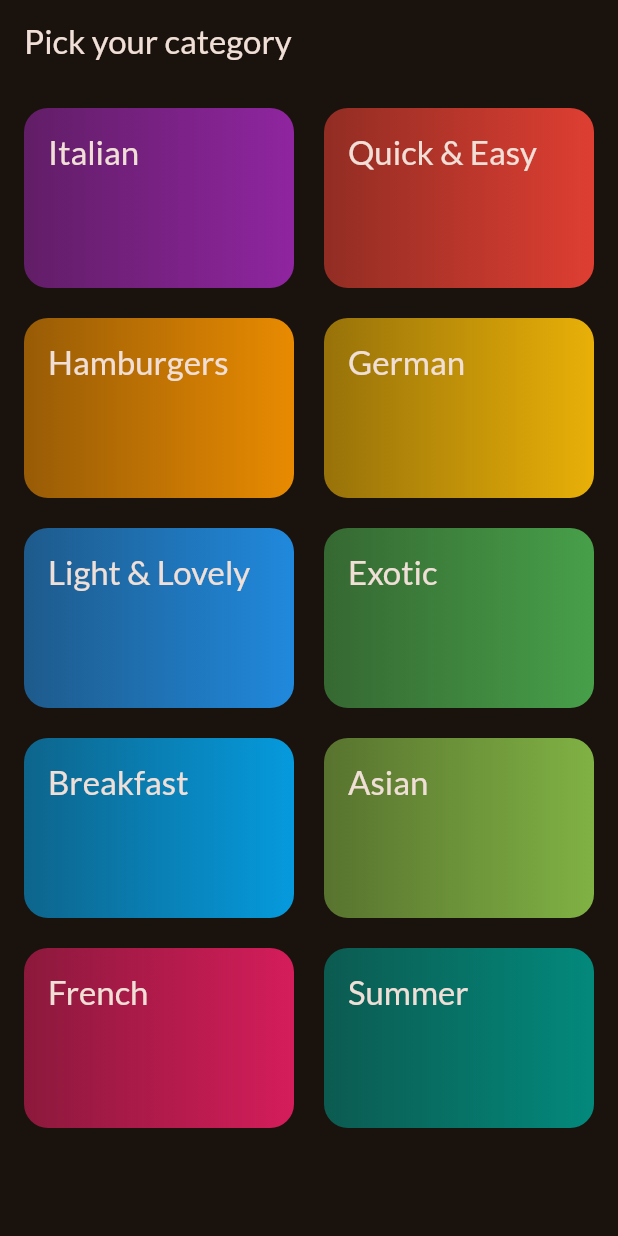
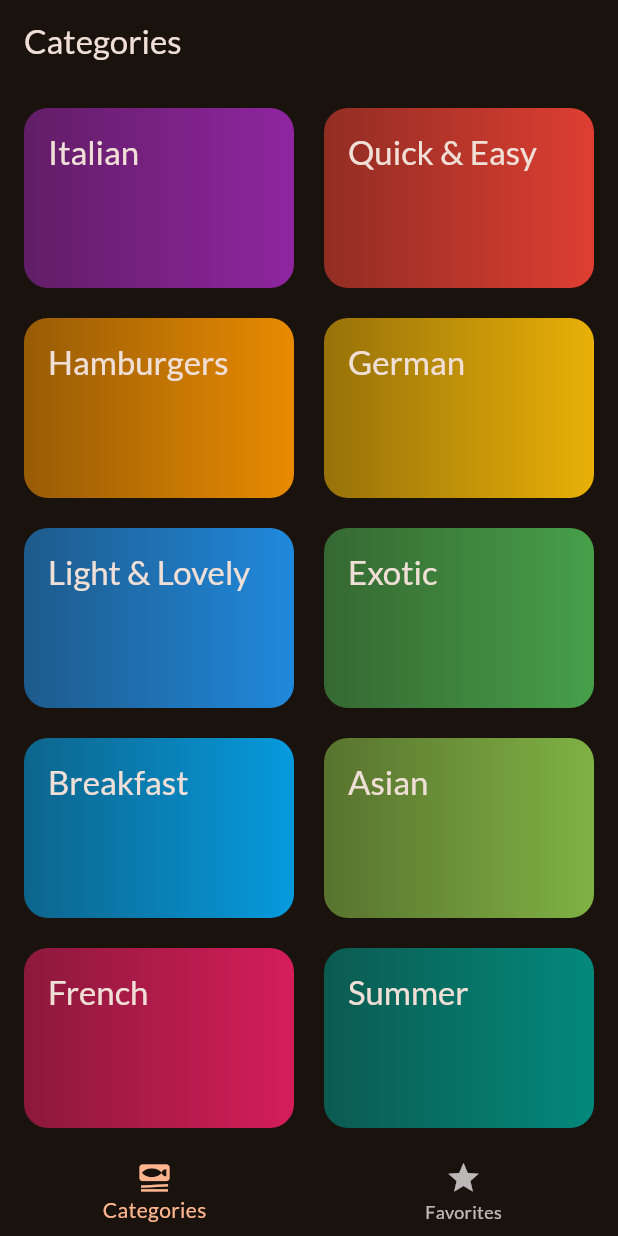
Before and after one commit to shallwebegin/menu, a Flutter app: the screen it shows after launch, on a phone screen of 412 x 824 dp. Run offline on Flutter 3.47's test engine with Material 3 defaults, Android fonts, the phone set to English and light mode, and no system bars; our stand-ins replace google_fonts, transparent_image.

Commit message:
add tabs

```diff
--- a/lib/main.dart
+++ b/lib/main.dart
@@ -1,8 +1,8 @@
 import 'package:flutter/material.dart';
 
 import 'package:google_fonts/google_fonts.dart';
-
 import 'package:menu/screens/categories.dart';
+import 'package:menu/screens/tabs.dart';
 
 final theme = ThemeData(
   useMaterial3: true,
@@ -24,7 +24,7 @@ class App extends StatelessWidget {
   Widget build(BuildContext context) {
     return MaterialApp(
       theme: theme,
-      home: const CategoriesScreen(),
+      home: const TabsScreen(),
     );
   }
 }
--- a/lib/screens/categories.dart
+++ b/lib/screens/categories.dart
@@ -8,24 +8,20 @@ class CategoriesScreen extends StatelessWidget {
   const CategoriesScreen({super.key});
 
   void selectCategory(BuildContext context, Category category) {
-    final filteredMeals = dummyMeals
+    final filteredMeal = dummyMeals
         .where((meal) => meal.categories.contains(category.id))
         .toList();
     Navigator.of(context).push(
       MaterialPageRoute(
         builder: (context) =>
-            MealsScreen(meal: filteredMeals, title: category.title),
+            MealsScreen(meals: filteredMeal, title: category.title),
       ),
     );
   }
 
   @override
   Widget build(BuildContext context) {
-    return Scaffold(
-      appBar: AppBar(
-        title: const Text('Pick your category'),
-      ),
-      body: GridView(
+    return GridView(
       padding: const EdgeInsets.all(16),
       gridDelegate: const SliverGridDelegateWithFixedCrossAxisCount(
           crossAxisCount: 2,
@@ -41,7 +37,6 @@ class CategoriesScreen extends StatelessWidget {
             },
           )
       ],
-      ),
     );
   }
 }
--- /dev/null
+++ b/lib/screens/tabs.dart
@@ -0,0 +1,50 @@
+import 'package:flutter/material.dart';
+import 'package:menu/screens/categories.dart';
+import 'package:menu/screens/meals.dart';
+
+class TabsScreen extends StatefulWidget {
+  const TabsScreen({super.key});
+
+  @override
+  State<TabsScreen> createState() => _TabsScreenState();
+}
+
+class _TabsScreenState extends State<TabsScreen> {
+  int selectedPageIndex = 0;
+  void _selectedPage(index) {
+    setState(() {
+      selectedPageIndex = index;
+    });
+  }
+
+  @override
+  Widget build(BuildContext context) {
+    Widget activePage = const CategoriesScreen();
+    var activePageTitle = 'Categories';
+
+    if (selectedPageIndex == 1) {
+      activePage = const MealsScreen(
+        meals: [],
+      );
+      activePageTitle = 'Your Favorites';
+    }
+    return Scaffold(
+      appBar: AppBar(
+        title: Text(activePageTitle),
+      ),
+      body: activePage,
+      bottomNavigationBar: BottomNavigationBar(
+        currentIndex: selectedPageIndex,
+        selectedItemColor: Theme.of(context).colorScheme.primary,
+        onTap: (index) {
+          _selectedPage(index);
+        },
+        items: const [
+          BottomNavigationBarItem(
+              icon: Icon(Icons.set_meal), label: 'Categories'),
+          BottomNavigationBarItem(icon: Icon(Icons.star), label: 'Favorites'),
+        ],
+      ),
+    );
+  }
+}
--- a/lib/widgets/category_grid_item.dart
+++ b/lib/widgets/category_grid_item.dart
@@ -5,13 +5,13 @@ class CategoryGridItem extends StatelessWidget {
   const CategoryGridItem(
       {super.key, required this.category, required this.onSelectCategory});
   final Category category;
+  final void Function() onSelectCategory;
 
-  final void Function() onSelectCategory;
   @override
   Widget build(BuildContext context) {
     return InkWell(
       onTap: onSelectCategory,
-      splashColor: Theme.of(context).colorScheme.primary,
+      splashColor: Colors.white,
       borderRadius: BorderRadius.circular(16),
       child: Container(
         padding: const EdgeInsets.all(16),
```
Also changed, not shown: lib/screens/meal_detail.dart (added, +70 -0 lines), lib/screens/meals.dart (+27 -22 lines), lib/widgets/meal_item.dart (deleted, +0 -34 lines), lib/widgets/meal_item_detail.dart (added, +23 -0 lines), lib/widgets/meal_item_trait.dart (added, +71 -0 lines). Lines whose indentation alone changed are shown as unchanged.
